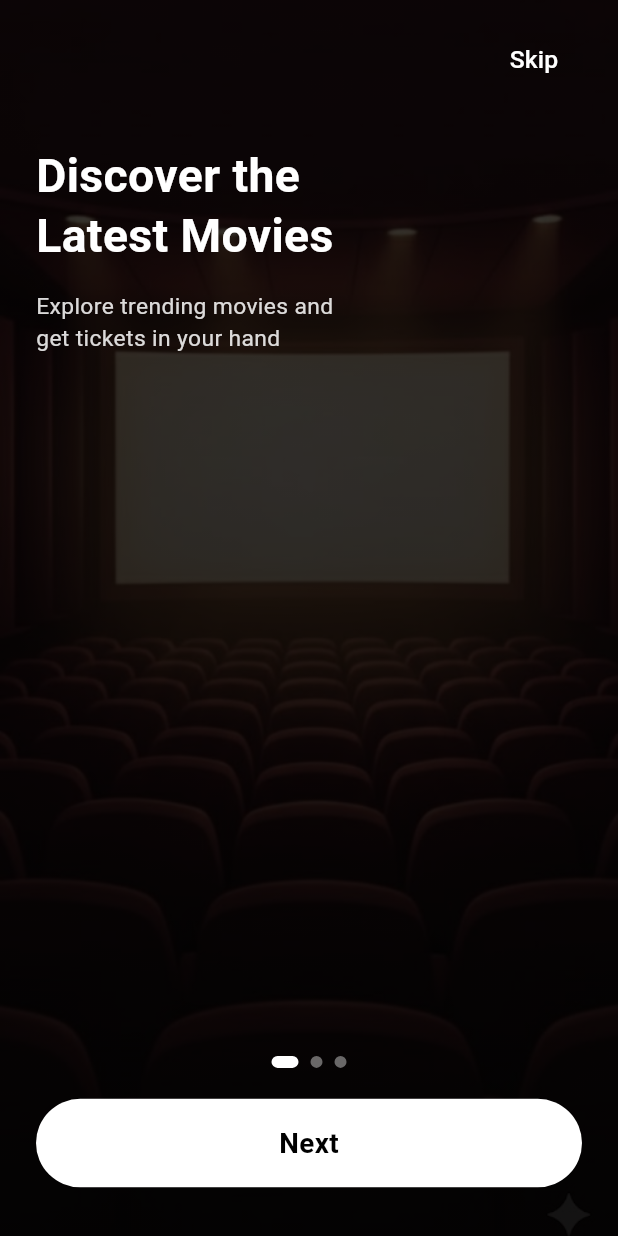
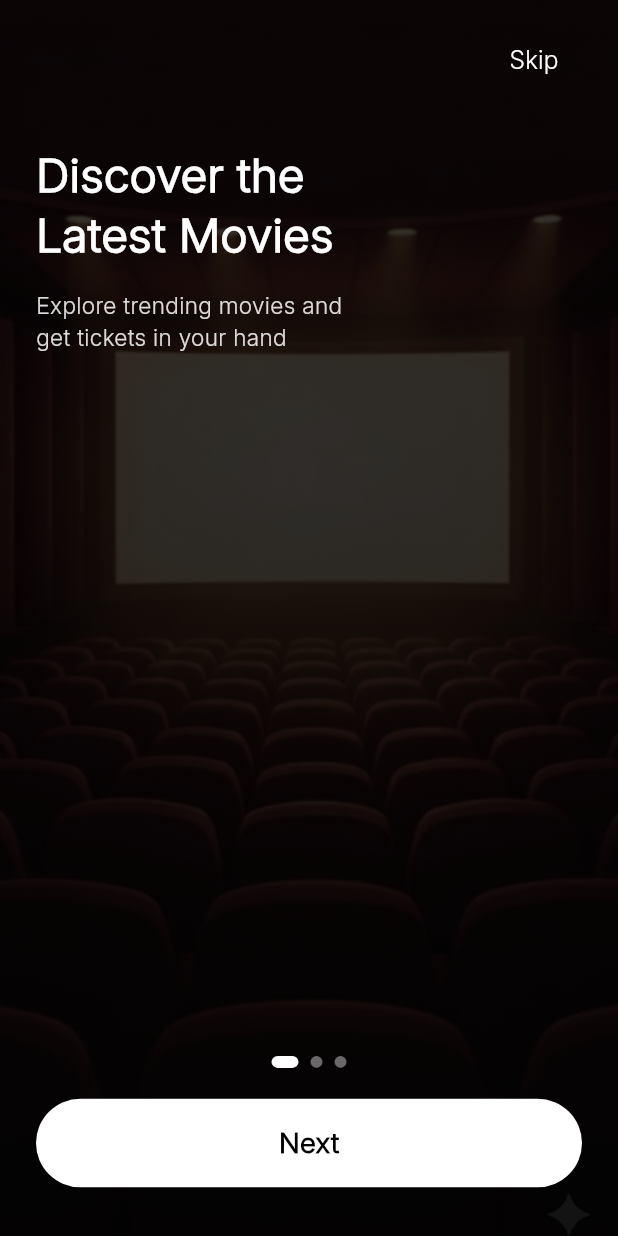
Before and after one commit to Sanskriti-Khanal/cineghar, a Flutter app: the screen it shows after launch, on a phone screen of 412 x 824 dp. Run offline on Flutter 3.47's test engine with Material 3 defaults, Android fonts, the phone set to English and light mode, and no system bars; our stand-ins replace intl_phone_number_input.

Commit message:
Theme managed

```diff
--- a/lib/screens/bottom_navigation_screen.dart
+++ b/lib/screens/bottom_navigation_screen.dart
@@ -12,30 +12,38 @@ class BottomNavigationScreen extends StatefulWidget {
 }
 
 class _BottomNavigationScreenState extends State<BottomNavigationScreen> {
-  int _selectedindex = 0;
+  int _selectedIndex = 0;
 
-  List<Widget> lstBottomScreen = [
+  final List<Widget> _bottomScreens = [
     const HomeScreen(),
     const SalesScreen(),
     const LoyaltyScreen(),
     const ProfileScreen(),
   ];
+
   @override
   Widget build(BuildContext context) {
     return Scaffold(
       appBar: AppBar(
-        title: Text("Dashboard"),
-        backgroundColor: const Color.fromARGB(255, 90, 32, 28),
+        title: const Text(
+          "Dashboard",
+        ),
       ),
-              body:lstBottomScreen[_selectedindex],
-              bottomNavigationBar: BottomNavigationBar(
-                type: BottomNavigationBarType.fixed,
-                items: const[
-                  BottomNavigationBarItem(icon: Icon(Icons.home),label: "Home"),
-                  BottomNavigationBarItem(icon: Icon(Icons.shop),label: "Sales"),
-                  BottomNavigationBarItem(icon: Icon(Icons.loyalty),label: "Loyalty"),
-                  BottomNavigationBarItem(icon: Icon(Icons.person),label: "Profile"),
-                ]),
+      body: _bottomScreens[_selectedIndex],
+      bottomNavigationBar: BottomNavigationBar(
+        items: const [
+          BottomNavigationBarItem(icon: Icon(Icons.home), label: "Home"),
+          BottomNavigationBarItem(icon: Icon(Icons.shop), label: "Sales"),
+          BottomNavigationBarItem(icon: Icon(Icons.loyalty), label: "Loyalty"),
+          BottomNavigationBarItem(icon: Icon(Icons.person), label: "Profile"),
+        ],
+        currentIndex: _selectedIndex,
+        onTap: (index) {
+          setState(() {
+            _selectedIndex = index;
+          });
+        },
+      ),
     );
   }
 }
--- a/lib/themes/theme_data.dart
+++ b/lib/themes/theme_data.dart
@@ -1,42 +1,72 @@
 import 'package:flutter/material.dart';
 
 ThemeData getApplicationTheme() {
+  const primaryColor = Color(0xFF550000);
+  const accentBeige = Color(0xFFF5F5DC);
+
   return ThemeData(
-    colorScheme: ColorScheme.fromSeed(seedColor: Colors.deepPurple),
     useMaterial3: true,
-    fontFamily: "",
+    colorScheme: ColorScheme.fromSeed(
+      seedColor: primaryColor,
+      primary: primaryColor,
+    ),
+    fontFamily: 'Inter Light',
+
+    scaffoldBackgroundColor: Colors.white,
+
+    appBarTheme: const AppBarTheme(
+      backgroundColor: primaryColor,
+      foregroundColor: Colors.white,
+      centerTitle: true,
+      titleTextStyle: TextStyle(
+        fontWeight: FontWeight.bold,
+        fontSize: 20,
+        color: Colors.white,
+      ),
+      elevation: 0,
+    ),
+
     elevatedButtonTheme: ElevatedButtonThemeData(
       style: ElevatedButton.styleFrom(
+        padding: const EdgeInsets.symmetric(vertical: 16, horizontal: 24),
         textStyle: const TextStyle(
           fontSize: 18,
           color: Colors.white,
-          fontWeight: FontWeight.w500,
-          fontFamily: "Inter Light",
+          fontWeight: FontWeight.w600,
         ),
-        backgroundColor: Color(0xFFF54927),
-        shape: RoundedRectangleBorder(borderRadius: BorderRadius.circular(5)),
+        backgroundColor: primaryColor,
+        shape: RoundedRectangleBorder(
+          borderRadius: BorderRadius.circular(12),
+        ),
       ),
     ),
-    appBarTheme: AppBarThemeData(
-      titleTextStyle: TextStyle(
-        fontFamily: "OpenSans Bold",
-        fontWeight: FontWeight.bold,
-        fontSize: 20,
-        color: Colors.black,
-      ),
-      backgroundColor: Colors.purple,
-    ),
+
     inputDecorationTheme: InputDecorationTheme(
       filled: true,
-      fillColor: Colors.grey.shade200,
+      fillColor: Colors.white,
       border: OutlineInputBorder(
-        borderRadius: BorderRadius.circular(40),
-        borderSide: BorderSide.none,
+        borderRadius: BorderRadius.circular(12),
+        borderSide: BorderSide(color: Colors.grey.shade300),
       ),
-      contentPadding: const EdgeInsets.symmetric(vertical: 14, horizontal: 20),
+      enabledBorder: OutlineInputBorder(
+        borderRadius: BorderRadius.circular(12),
+        borderSide: BorderSide(color: Colors.grey.shade300),
+      ),
+      focusedBorder: const OutlineInputBorder(
+        borderRadius: BorderRadius.all(Radius.circular(12)),
+        borderSide: BorderSide(color: primaryColor, width: 2),
+      ),
+      contentPadding:
+          const EdgeInsets.symmetric(vertical: 16, horizontal: 16),
+      hintStyle: TextStyle(color: Colors.grey.shade400),
+      labelStyle: TextStyle(color: Colors.grey.shade700),
     ),
-    bottomNavigationBarTheme: BottomNavigationBarThemeData(
-      backgroundColor: Colors.red,
+
+    bottomNavigationBarTheme: const BottomNavigationBarThemeData(
+      backgroundColor: Colors.black87,
+      selectedItemColor: accentBeige,
+      unselectedItemColor: Colors.white70,
+      type: BottomNavigationBarType.fixed,
     ),
   );
 }
```
Also changed, not shown: lib/common/my_snackbar.dart (line endings or trailing spaces).
